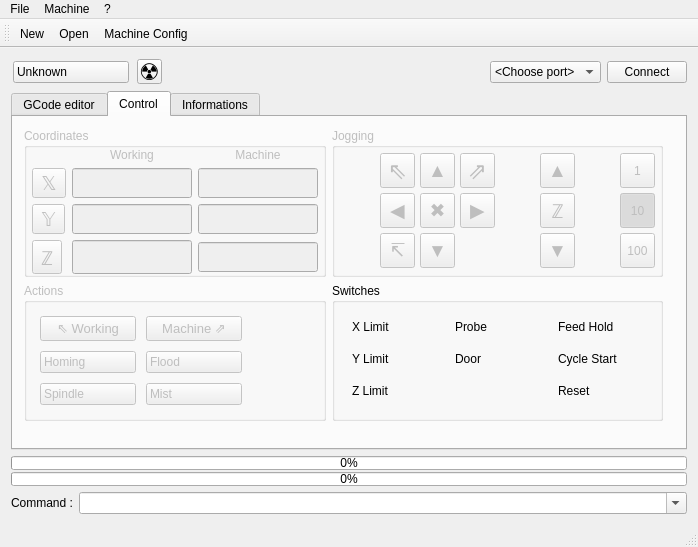
Old version of the form mainwindow.ui in the repository 15831944/CNControl.
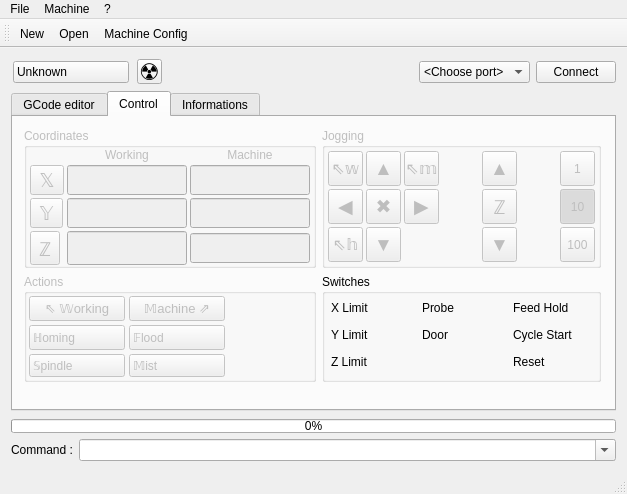
New version of the form. Icons and pictures are not drawn. Custom widgets are drawn as their Qt base class.

What changed in the file:
```diff
--- a/mainwindow.ui
+++ b/mainwindow.ui
@@ -6,14 +6,14 @@
    <rect>
     <x>0</x>
     <y>0</y>
-    <width>698</width>
-    <height>547</height>
+    <width>627</width>
+    <height>494</height>
    </rect>
   </property>
   <property name="minimumSize">
    <size>
-    <width>698</width>
-    <height>547</height>
+    <width>0</width>
+    <height>0</height>
    </size>
   </property>
   <property name="mouseTracking">
@@ -22,8 +22,8 @@
   <property name="windowTitle">
    <string>MainWindow</string>
   </property>
-  <property name="documentMode">
-   <bool>false</bool>
+  <property name="dockNestingEnabled">
+   <bool>true</bool>
   </property>
   <widget class="QWidget" name="centralWidget">
    <layout class="QGridLayout" name="gridLayout_8">
@@ -59,7 +59,7 @@
          <property name="maximumSize">
           <size>
            <width>16777215</width>
-           <height>14</height>
+           <height>0</height>
           </size>
          </property>
          <property name="toolTip">
@@ -392,6 +392,21 @@
            <string>Switches</string>
           </property>
           <layout class="QGridLayout" name="gridLayout_7">
+           <property name="leftMargin">
+            <number>0</number>
+           </property>
+           <property name="topMargin">
+            <number>0</number>
+           </property>
+           <property name="rightMargin">
+            <number>0</number>
+           </property>
+           <property name="bottomMargin">
+            <number>0</number>
+           </property>
+           <property name="spacing">
+            <number>0</number>
+           </property>
            <item row="1" column="0">
             <widget class="QPushButton" name="yLimitSwitchPushButton">
              <property name="focusPolicy">
@@ -633,6 +648,21 @@
            <string>Actions</string>
           </property>
           <layout class="QGridLayout" name="gridLayout_4">
+           <property name="leftMargin">
+            <number>0</number>
+           </property>
+           <property name="topMargin">
+            <number>0</number>
+           </property>
+           <property name="rightMargin">
+            <number>0</number>
+           </property>
+           <property name="bottomMargin">
+            <number>0</number>
+           </property>
+           <property name="spacing">
+            <number>0</number>
+           </property>
            <item row="0" column="0">
             <widget class="QPushButton" name="zeroWorkingPushButton">
              <property name="sizePolicy">
@@ -662,7 +692,7 @@
 </string>
              </property>
              <property name="text">
-              <string>⇖ Working</string>
+              <string>⇖ 𝕎orking</string>
              </property>
              <property name="flat">
               <bool>false</bool>
@@ -698,7 +728,7 @@
 </string>
              </property>
              <property name="text">
-              <string>Machine ⇗</string>
+              <string>𝕄achine ⇗</string>
              </property>
             </widget>
            </item>
@@ -726,7 +756,7 @@
 </string>
              </property>
              <property name="text">
-              <string>Mist</string>
+              <string>𝕄ist</string>
              </property>
              <property name="icon">
               <iconset resource="resources.qrc">
@@ -759,7 +789,7 @@
 </string>
              </property>
              <property name="text">
-              <string>Spindle</string>
+              <string>𝕊pindle</string>
              </property>
              <property name="icon">
               <iconset resource="resources.qrc">
@@ -801,7 +831,7 @@
 </string>
              </property>
              <property name="text">
-              <string>Flood</string>
+              <string>𝔽lood</string>
              </property>
              <property name="icon">
               <iconset resource="resources.qrc">
@@ -837,7 +867,7 @@
 </string>
              </property>
              <property name="text">
-              <string>Homing</string>
+              <string>ℍoming</string>
              </property>
              <property name="icon">
               <iconset resource="resources.qrc">
@@ -890,17 +920,20 @@
           </property>
           <layout class="QGridLayout" name="gridLayout_3">
            <property name="leftMargin">
-            <number>5</number>
+            <number>3</number>
            </property>
            <property name="topMargin">
             <number>0</number>
            </property>
            <property name="rightMargin">
-            <number>5</number>
+            <number>3</number>
            </property>
            <property name="bottomMargin">
             <number>0</number>
            </property>
+           <property name="spacing">
+            <number>3</number>
+           </property>
            <item row="1" column="5">
             <widget class="GLineEdit" name="xMachineLineEdit">
              <property name="sizePolicy">
@@ -1204,25 +1237,31 @@
           </property>
           <layout class="QGridLayout" name="gridLayout_11">
            <property name="leftMargin">
-            <number>5</number>
+            <number>3</number>
            </property>
            <property name="topMargin">
             <number>0</number>
            </property>
            <property name="rightMargin">
-            <number>5</number>
+            <number>3</number>
            </property>
            <property name="bottomMargin">
             <number>0</number>
            </property>
            <property name="horizontalSpacing">
-            <number>5</number>
+            <number>3</number>
            </property>
            <property name="verticalSpacing">
             <number>0</number>
            </property>
-           <item row="0" column="2">
-            <widget class="QToolButton" name="yPlusToolButton">
+           <item row="2" column="6">
+            <widget class="QToolButton" name="interval100mmToolButton">
+             <property name="sizePolicy">
+              <sizepolicy hsizetype="Fixed" vsizetype="Fixed">
+               <horstretch>0</horstretch>
+               <verstretch>0</verstretch>
+              </sizepolicy>
+             </property>
              <property name="minimumSize">
               <size>
                <width>35</width>
@@ -1235,6 +1274,47 @@
                <height>35</height>
               </size>
              </property>
+             <property name="toolTip">
+              <string>100 mm interval</string>
+             </property>
+             <property name="text">
+              <string>100</string>
+             </property>
+             <property name="checkable">
+              <bool>true</bool>
+             </property>
+            </widget>
+           </item>
+           <item row="1" column="3">
+            <spacer name="horizontalSpacer_6">
+             <property name="orientation">
+              <enum>Qt::Horizontal</enum>
+             </property>
+             <property name="sizeType">
+              <enum>QSizePolicy::Fixed</enum>
+             </property>
+             <property name="sizeHint" stdset="0">
+              <size>
+               <width>40</width>
+               <height>20</height>
+              </size>
+             </property>
+            </spacer>
+           </item>
+           <item row="1" column="4">
+            <widget class="QToolButton" name="zSafeToolButton">
+             <property name="minimumSize">
+              <size>
+               <width>35</width>
+               <height>35</height>
+              </size>
+             </property>
+             <property name="maximumSize">
+              <size>
+               <width>35</width>
+               <height>35</height>
+              </size>
+             </property>
              <property name="font">
               <font>
                <pointsize>14</pointsize>
@@ -1244,14 +1324,132 @@
               <string>Y Plus</string>
              </property>
              <property name="text">
-              <string>▲</string>
+              <string>ℤ</string>
              </property>
              <property name="checkable">
               <bool>true</bool>
              </property>
             </widget>
            </item>
-           <item row="2" column="2">
+           <item row="1" column="1">
+            <widget class="QToolButton" name="cancelJogToolButton">
+             <property name="minimumSize">
+              <size>
+               <width>35</width>
+               <height>35</height>
+              </size>
+             </property>
+             <property name="maximumSize">
+              <size>
+               <width>35</width>
+               <height>35</height>
+              </size>
+             </property>
+             <property name="font">
+              <font>
+               <pointsize>14</pointsize>
+              </font>
+             </property>
+             <property name="toolTip">
+              <string>Cancel jog</string>
+             </property>
+             <property name="text">
+              <string>✖</string>
+             </property>
+             <property name="checkable">
+              <bool>true</bool>
+             </property>
+            </widget>
+           </item>
+           <item row="2" column="4">
+            <widget class="QToolButton" name="zMinusToolButton">
+             <property name="minimumSize">
+              <size>
+               <width>35</width>
+               <height>35</height>
+              </size>
+             </property>
+             <property name="maximumSize">
+              <size>
+               <width>35</width>
+               <height>35</height>
+              </size>
+             </property>
+             <property name="font">
+              <font>
+               <pointsize>14</pointsize>
+              </font>
+             </property>
+             <property name="toolTip">
+              <string>Z Minus</string>
+             </property>
+             <property name="text">
+              <string>▼</string>
+             </property>
+             <property name="checkable">
+              <bool>true</bool>
+             </property>
+            </widget>
+           </item>
+           <item row="0" column="6">
+            <widget class="QToolButton" name="interval1mmToolButton">
+             <property name="sizePolicy">
+              <sizepolicy hsizetype="Fixed" vsizetype="Fixed">
+               <horstretch>0</horstretch>
+               <verstretch>0</verstretch>
+              </sizepolicy>
+             </property>
+             <property name="minimumSize">
+              <size>
+               <width>35</width>
+               <height>35</height>
+              </size>
+             </property>
+             <property name="maximumSize">
+              <size>
+               <width>35</width>
+               <height>35</height>
+              </size>
+             </property>
+             <property name="toolTip">
+              <string>1 mm interval</string>
+             </property>
+             <property name="text">
+              <string>1</string>
+             </property>
+             <property name="checkable">
+              <bool>true</bool>
+             </property>
+            </widget>
+           </item>
+           <item row="2" column="0">
+            <widget class="QToolButton" name="homingToolButton">
+             <property name="minimumSize">
+              <size>
+               <width>35</width>
+               <height>35</height>
+              </size>
+             </property>
+             <property name="maximumSize">
+              <size>
+               <width>35</width>
+               <height>35</height>
+              </size>
+             </property>
+             <property name="font">
+              <font>
+               <pointsize>12</pointsize>
+              </font>
+             </property>
+             <property name="toolTip">
+              <string>Homing</string>
+             </property>
+             <property name="text">
+              <string>⇖𝕙</string>
+             </property>
+            </widget>
+           </item>
+           <item row="2" column="1">
             <widget class="QToolButton" name="yMinusToolButton">
              <property name="minimumSize">
               <size>
@@ -1281,8 +1479,8 @@
              </property>
             </widget>
            </item>
-           <item row="0" column="3">
-            <widget class="QToolButton" name="homeMachineToolButton">
+           <item row="0" column="1">
+            <widget class="QToolButton" name="yPlusToolButton">
              <property name="minimumSize">
               <size>
                <width>35</width>
@@ -1297,21 +1495,51 @@
              </property>
              <property name="font">
               <font>
-               <pointsize>17</pointsize>
+               <pointsize>14</pointsize>
               </font>
              </property>
              <property name="toolTip">
               <string>Home machine</string>
              </property>
              <property name="text">
-              <string>⇗</string>
+              <string>▲</string>
              </property>
              <property name="checkable">
               <bool>true</bool>
              </property>
             </widget>
            </item>
-           <item row="0" column="5">
+           <item row="1" column="0">
+            <widget class="QToolButton" name="xMinusToolButton">
+             <property name="minimumSize">
+              <size>
+               <width>35</width>
+               <height>35</height>
+              </size>
+             </property>
+             <property name="maximumSize">
+              <size>
+               <width>35</width>
+               <height>35</height>
+              </size>
+             </property>
+             <property name="font">
+              <font>
+               <pointsize>14</pointsize>
+              </font>
+             </property>
+             <property name="toolTip">
+              <string>X Minus</string>
+             </property>
+             <property name="text">
+              <string>◀</string>
+             </property>
+             <property name="checkable">
+              <bool>true</bool>
+             </property>
+            </widget>
+           </item>
+           <item row="0" column="4">
             <widget class="QToolButton" name="zPlusToolButton">
              <property name="minimumSize">
               <size>
@@ -1341,8 +1569,8 @@
              </property>
             </widget>
            </item>
-           <item row="2" column="5">
-            <widget class="QToolButton" name="zMinusToolButton">
+           <item row="0" column="2">
+            <widget class="QToolButton" name="homeMachineToolButton">
              <property name="minimumSize">
               <size>
                <width>35</width>
@@ -1357,55 +1585,21 @@
              </property>
              <property name="font">
               <font>
-               <pointsize>14</pointsize>
+               <pointsize>12</pointsize>
               </font>
              </property>
              <property name="toolTip">
               <string>Z Minus</string>
              </property>
              <property name="text">
-              <string>▼</string>
+              <string>⇖𝕞</string>
              </property>
              <property name="checkable">
               <bool>true</bool>
              </property>
             </widget>
            </item>
-           <item row="1" column="7">
-            <widget class="QToolButton" name="interval10mmToolButton">
-             <property name="sizePolicy">
-              <sizepolicy hsizetype="Fixed" vsizetype="Fixed">
-               <horstretch>0</horstretch>
-               <verstretch>0</verstretch>
-              </sizepolicy>
-             </property>
-             <property name="minimumSize">
-              <size>
-               <width>35</width>
-               <height>35</height>
-              </size>
-             </property>
-             <property name="maximumSize">
-              <size>
-               <width>35</width>
-               <height>35</height>
-              </size>
-             </property>
-             <property name="toolTip">
-              <string>10 mm interval</string>
-             </property>
-             <property name="text">
-              <string>10</string>
-             </property>
-             <property name="checkable">
-              <bool>true</bool>
-             </property>
-             <property name="checked">
-              <bool>true</bool>
-             </property>
-            </widget>
-           </item>
-           <item row="0" column="1">
+           <item row="0" column="0">
             <widget class="QToolButton" name="homeWorkingToolButton">
              <property name="minimumSize">
               <size>
@@ -1421,51 +1615,21 @@
              </property>
              <property name="font">
               <font>
-               <pointsize>17</pointsize>
+               <pointsize>12</pointsize>
               </font>
              </property>
              <property name="toolTip">
               <string>Home working</string>
              </property>
              <property name="text">
-              <string>⇖</string>
+              <string>⇖𝕨</string>
              </property>
              <property name="checkable">
               <bool>true</bool>
              </property>
             </widget>
            </item>
-           <item row="1" column="1">
-            <widget class="QToolButton" name="xMinusToolButton">
-             <property name="minimumSize">
-              <size>
-               <width>35</width>
-               <height>35</height>
-              </size>
-             </property>
-             <property name="maximumSize">
-              <size>
-               <width>35</width>
-               <height>35</height>
-              </size>
-             </property>
-             <property name="font">
-              <font>
-               <pointsize>14</pointsize>
-              </font>
-             </property>
-             <property name="toolTip">
-              <string>X Minus</string>
-             </property>
-             <property name="text">
-              <string>◀</string>
-             </property>
-             <property name="checkable">
-              <bool>true</bool>
-             </property>
-            </widget>
-           </item>
-           <item row="1" column="6">
+           <item row="1" column="5">
             <spacer name="horizontalSpacer_5">
              <property name="orientation">
               <enum>Qt::Horizontal</enum>
@@ -1481,7 +1645,7 @@
              </property>
             </spacer>
            </item>
-           <item row="1" column="3">
+           <item row="1" column="2">
             <widget class="QToolButton" name="xPlusToolButton">
              <property name="minimumSize">
               <size>
@@ -1511,70 +1675,8 @@
              </property>
             </widget>
            </item>
-           <item row="1" column="4">
-            <spacer name="horizontalSpacer_6">
-             <property name="orientation">
-              <enum>Qt::Horizontal</enum>
-             </property>
-             <property name="sizeType">
-              <enum>QSizePolicy::Fixed</enum>
-             </property>
-             <property name="sizeHint" stdset="0">
-              <size>
-               <width>40</width>
-               <height>20</height>
-              </size>
-             </property>
-            </spacer>
-           </item>
-           <item row="1" column="0">
-            <spacer name="horizontalSpacer_7">
-             <property name="orientation">
-              <enum>Qt::Horizontal</enum>
-             </property>
-             <property name="sizeType">
-              <enum>QSizePolicy::Fixed</enum>
-             </property>
-             <property name="sizeHint" stdset="0">
-              <size>
-               <width>40</width>
-               <height>20</height>
-              </size>
-             </property>
-            </spacer>
-           </item>
-           <item row="1" column="5">
-            <widget class="QToolButton" name="zSafeToolButton">
-             <property name="minimumSize">
-              <size>
-               <width>35</width>
-               <height>35</height>
-              </size>
-             </property>
-             <property name="maximumSize">
-              <size>
-               <width>35</width>
-               <height>35</height>
-              </size>
-             </property>
-             <property name="font">
-              <font>
-               <pointsize>14</pointsize>
-              </font>
-             </property>
-             <property name="toolTip">
-              <string>Z safe position</string>
-             </property>
-             <property name="text">
-              <string>ℤ</string>
-             </property>
-             <property name="checkable">
-              <bool>true</bool>
-             </property>
-            </widget>
-           </item>
-           <item row="0" column="7">
-            <widget class="QToolButton" name="interval1mmToolButton">
+           <item row="1" column="6">
+            <widget class="QToolButton" name="interval10mmToolButton">
              <property name="sizePolicy">
               <sizepolicy hsizetype="Fixed" vsizetype="Fixed">
                <horstretch>0</horstretch>
@@ -1597,98 +1699,16 @@
               <string>1 mm interval</string>
              </property>
              <property name="text">
-              <string>1</string>
+              <string>10</string>
              </property>
              <property name="checkable">
               <bool>true</bool>
              </property>
-            </widget>
-           </item>
-           <item row="2" column="7">
-            <widget class="QToolButton" name="interval100mmToolButton">
-             <property name="sizePolicy">
-              <sizepolicy hsizetype="Fixed" vsizetype="Fixed">
-               <horstretch>0</horstretch>
-               <verstretch>0</verstretch>
-              </sizepolicy>
-             </property>
-             <property name="minimumSize">
-              <size>
-               <width>35</width>
-               <height>35</height>
-              </size>
-             </property>
-             <property name="maximumSize">
-              <size>
-               <width>35</width>
-               <height>35</height>
-              </size>
-             </property>
-             <property name="toolTip">
-              <string>100 mm interval</string>
-             </property>
-             <property name="text">
-              <string>100</string>
-             </property>
-             <property name="checkable">
+             <property name="checked">
               <bool>true</bool>
              </property>
             </widget>
            </item>
-           <item row="1" column="2">
-            <widget class="QToolButton" name="cancelJogToolButton">
-             <property name="minimumSize">
-              <size>
-               <width>35</width>
-               <height>35</height>
-              </size>
-             </property>
-             <property name="maximumSize">
-              <size>
-               <width>35</width>
-               <height>35</height>
-              </size>
-             </property>
-             <property name="font">
-              <font>
-               <pointsize>14</pointsize>
-              </font>
-             </property>
-             <property name="toolTip">
-              <string>Cancel jog</string>
-             </property>
-             <property name="text">
-              <string>✖</string>
-             </property>
-             <property name="checkable">
-              <bool>true</bool>
-             </property>
-            </widget>
-           </item>
-           <item row="2" column="1">
-            <widget class="QToolButton" name="homingToolButton">
-             <property name="minimumSize">
-              <size>
-               <width>35</width>
-               <height>35</height>
-              </size>
-             </property>
-             <property name="maximumSize">
-              <size>
-               <width>35</width>
-               <height>35</height>
-              </size>
-             </property>
-             <property name="font">
-              <font>
-               <pointsize>14</pointsize>
-              </font>
-             </property>
-             <property name="text">
-              <string>↸</string>
-             </property>
-            </widget>
-           </item>
           </layout>
          </widget>
         </item>
@@ -1705,19 +1725,6 @@
           </property>
          </spacer>
         </item>
-        <item row="1" column="4">
-         <spacer name="horizontalSpacer">
-          <property name="orientation">
-           <enum>Qt::Horizontal</enum>
-          </property>
-          <property name="sizeHint" stdset="0">
-           <size>
-            <width>40</width>
-            <height>20</height>
-           </size>
-          </property>
-         </spacer>
-        </item>
        </layout>
       </widget>
       <widget class="QWidget" name="InformationsTab">
@@ -1939,7 +1946,7 @@
     <rect>
      <x>0</x>
      <y>0</y>
-     <width>698</width>
+     <width>627</width>
      <height>21</height>
     </rect>
    </property>
@@ -1985,6 +1992,12 @@
    <addaction name="menu"/>
   </widget>
   <widget class="QToolBar" name="mainToolbar">
+   <property name="minimumSize">
+    <size>
+     <width>0</width>
+     <height>0</height>
+    </size>
+   </property>
    <property name="windowTitle">
     <string>File Tool Bar</string>
    </property>
@@ -1998,7 +2011,7 @@
     <enum>TopToolBarArea</enum>
    </attribute>
    <attribute name="toolBarBreak">
-    <bool>true</bool>
+    <bool>false</bool>
    </attribute>
    <addaction name="actionNew"/>
    <addaction name="actionOpen"/>
```
Left out of the diff: 22 changed lines with no effect on the pictures.
